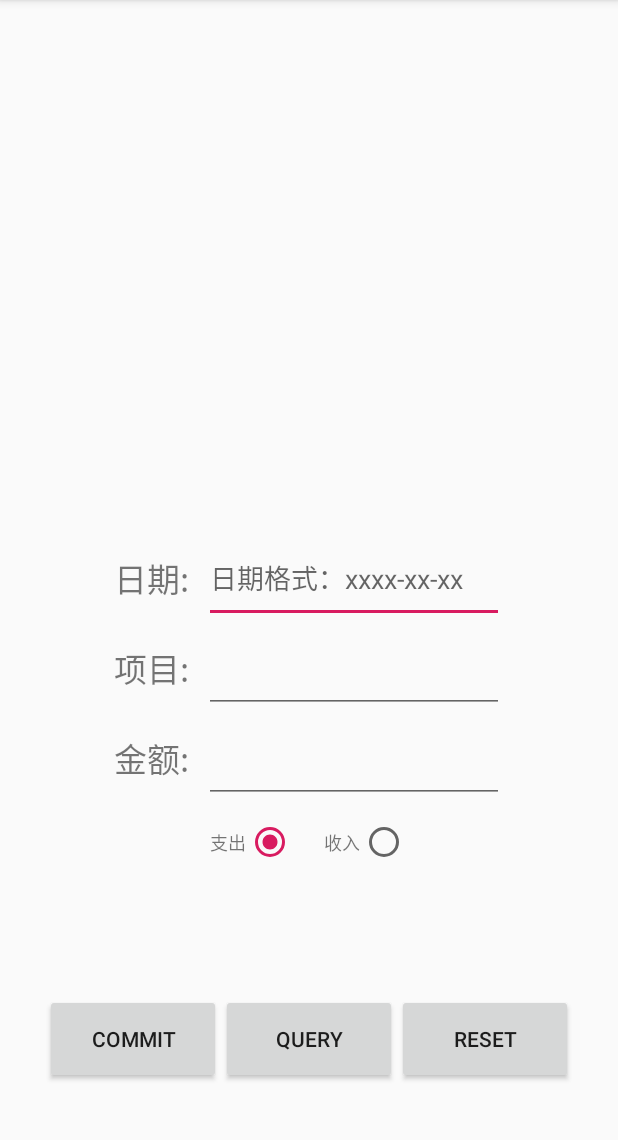
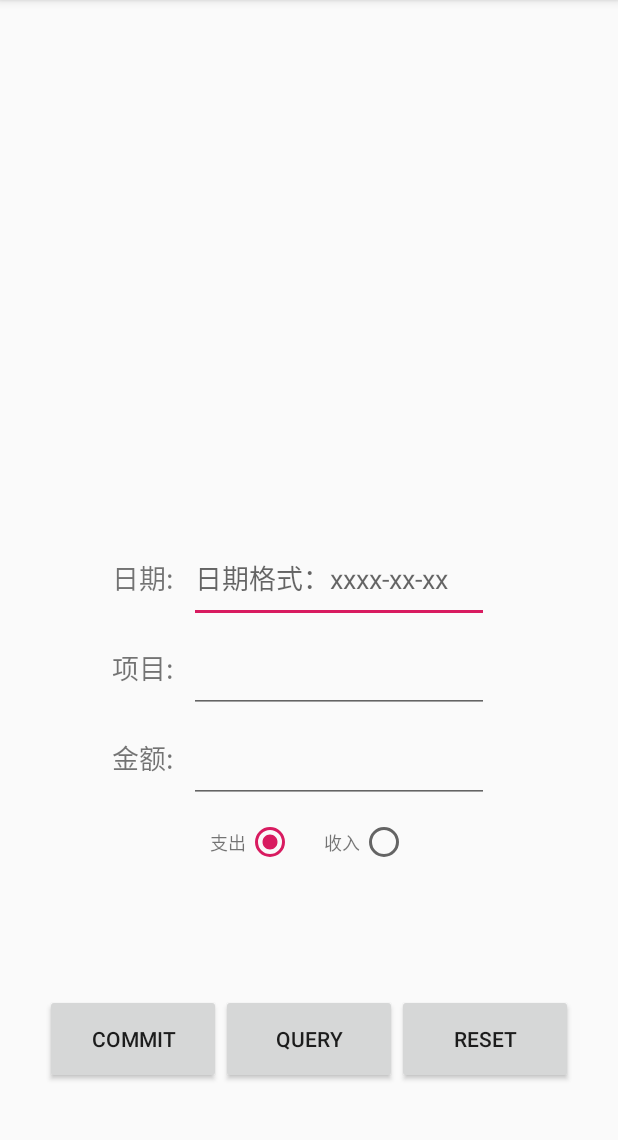
Before and after one commit to shesw/AbacusBeads, an Android app: the screen it shows after launch (OperationActivity), on a phone screen of 412 x 824 dp, the part 84-1224 px from its top. Run offline under Robolectric (Android 15) with nearby library versions, the phone set to English and light mode, and no system bars; libraries missing offline, so code that uses them is left out: com.facebook.drawee, org.litepal; plain views replace SimpleDraweeView; 2 statements that could not run were skipped.

Commit message:
adjust font size

```diff
--- a/app/src/main/res/layout/activity_main.xml
+++ b/app/src/main/res/layout/activity_main.xml
@@ -21,7 +21,7 @@
         android:id="@+id/inputs"
         android:layout_width="0dp"
         android:layout_height="wrap_content"
-        android:layout_marginLeft="60dp"
+        android:layout_marginLeft="40dp"
         app:layout_constraintLeft_toLeftOf="parent"
         app:layout_constraintRight_toRightOf="parent"
         app:layout_constraintTop_toBottomOf="@id/logo"
@@ -35,7 +35,7 @@
             app:layout_constraintBottom_toBottomOf="@id/input_date"
             android:layout_marginRight="10dp"
             android:text="日期:"
-            android:textSize="22sp"/>
+            android:textSize="18sp"/>
 
         <EditText
             android:id="@+id/input_date"
@@ -56,7 +56,7 @@
             app:layout_constraintBottom_toBottomOf="@id/input_content"
             android:layout_marginRight="10dp"
             android:text="项目:"
-            android:textSize="22sp"/>
+            android:textSize="18sp"/>
 
         <EditText
             android:id="@+id/input_content"
@@ -75,7 +75,7 @@
             app:layout_constraintBottom_toBottomOf="@id/input_spend"
             android:layout_marginRight="10dp"
             android:text="金额:"
-            android:textSize="22sp"/>
+            android:textSize="18sp"/>
 
         <EditText
             android:id="@+id/input_spend"
```
